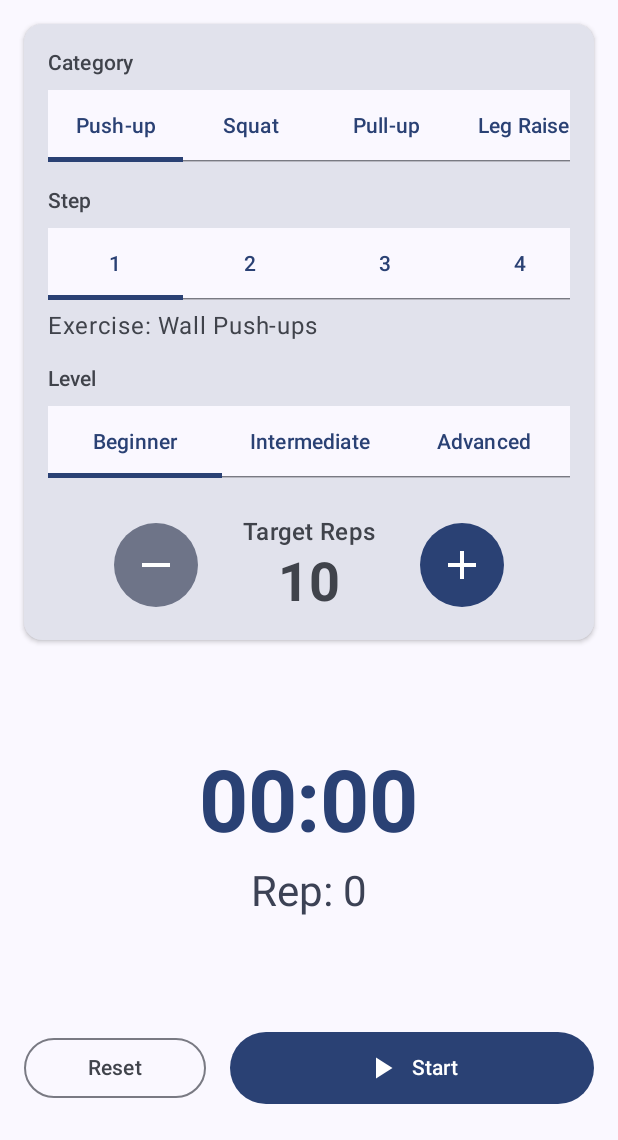
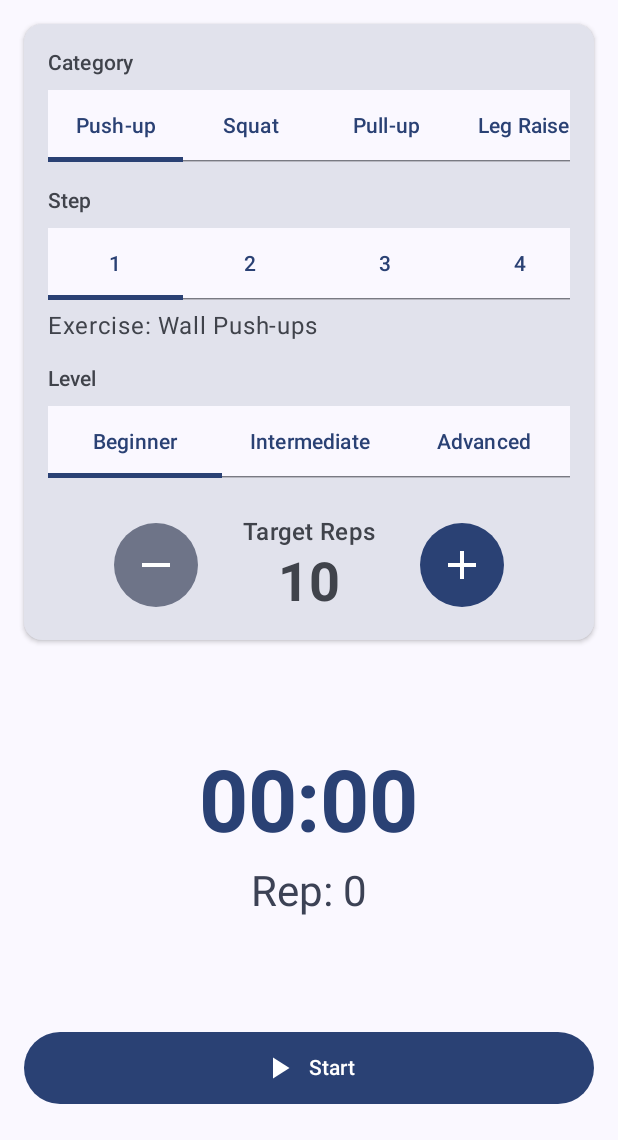
Before and after one commit to matsudo840/conviction-timer-app, an Android app built with Jetpack Compose: the screen it shows after launch (MainActivity), on a phone screen of 412 x 824 dp, the part 96-1236 px from its top. Run offline under Robolectric (Android 15) with nearby library versions, the phone set to English and light mode, and no system bars; our stand-ins replace livedata-compose.

Commit message:
refactor: Rename pause button to stop and remove reset button

```diff
--- a/app/src/main/java/com/example/convictiontimer/MainActivity.kt
+++ b/app/src/main/java/com/example/convictiontimer/MainActivity.kt
@@ -83,10 +83,9 @@ fun ConvictionTimerScreen(timerViewModel: TimerViewModel = viewModel(factory = T
 
             TimerControls(
                 isRunning = isRunning,
-                onStartPause = {
-                    if (isRunning) timerViewModel.pauseTimer() else timerViewModel.startTimer()
-                },
-                onReset = { timerViewModel.resetTimer() }
+                onStartStop = {
+                    if (isRunning) timerViewModel.stopTimer() else timerViewModel.startTimer()
+                }
             )
 
             // Spacer at the bottom for padding
@@ -304,28 +303,21 @@ fun RepsAdjustmentControls(
 @Composable
 fun TimerControls(
     isRunning: Boolean,
-    onStartPause: () -> Unit,
-    onReset: () -> Unit
+    onStartStop: () -> Unit
 ) {
     Row(
         modifier = Modifier.fillMaxWidth(),
-        horizontalArrangement = Arrangement.spacedBy(16.dp),
+        horizontalArrangement = Arrangement.Center,
         verticalAlignment = Alignment.CenterVertically
     ) {
-        OutlinedButton(
-            onClick = onReset,
-            modifier = Modifier.weight(1f)
-        ) {
-            Text("Reset")
-        }
         Button(
-            onClick = onStartPause,
+            onClick = onStartStop,
             modifier = Modifier
-                .weight(2f)
+                .fillMaxWidth()
                 .height(48.dp)
         ) {
-            val icon = if (isRunning) Icons.Filled.Pause else Icons.Filled.PlayArrow
-            val text = if (isRunning) "Pause" else "Start"
+            val icon = if (isRunning) Icons.Filled.Stop else Icons.Filled.PlayArrow
+            val text = if (isRunning) "Stop" else "Start"
 
             Icon(imageVector = icon, contentDescription = text)
             Spacer(Modifier.size(ButtonDefaults.IconSpacing))
```
Also changed, not shown: app/src/main/java/com/example/convictiontimer/TimerViewModel.kt (+1 -7 lines).
